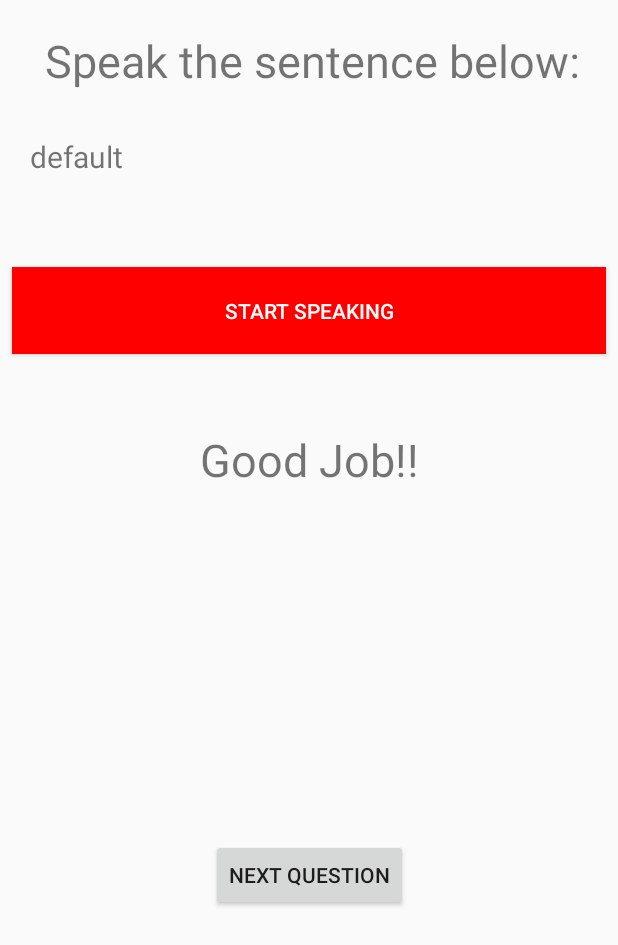
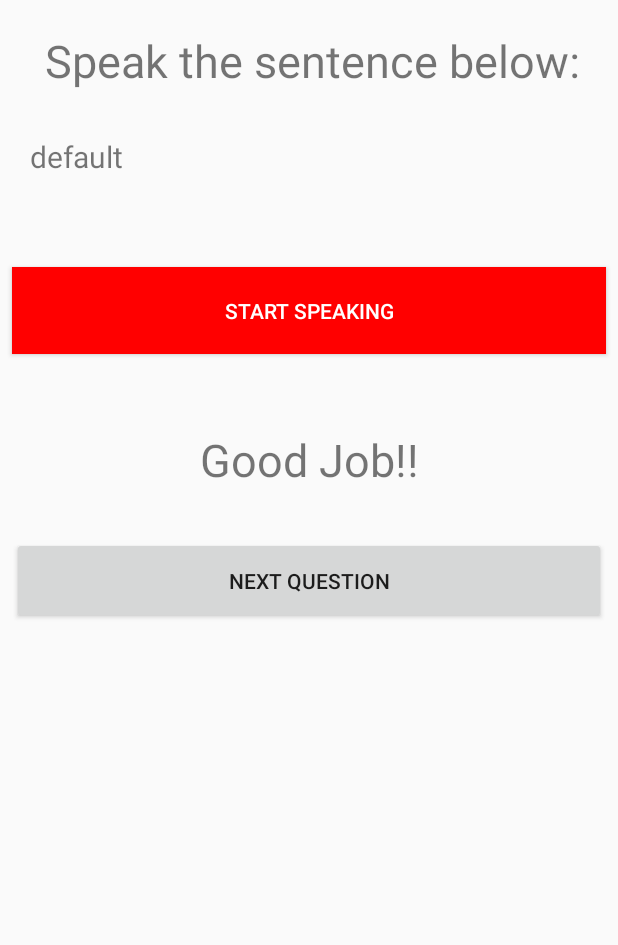
Before and after one commit to amrita-arun/TechnovationApp2020-21, an Android app: the layout activity_speaking2.xml on its own in the app's theme, with its tools: preview values and no code run, on a phone screen of 412 x 824 dp. Shown: the top 945 px of the screen. Run offline under Robolectric (Android 15) with nearby library versions, the phone set to English and light mode, and no system bars.

Commit message:
next question button is the only button visible to user after they answer question correctly

```diff
--- a/app/src/main/java/com/mvhs/technovation/speechapp/SpeakingActivity.java
+++ b/app/src/main/java/com/mvhs/technovation/speechapp/SpeakingActivity.java
@@ -59,9 +59,10 @@ public class SpeakingActivity extends AppCompatActivity {
     public void newQuestion ()
     {
         question = (int)(Math.random() * questions.size());
-        sentence1.setText(questions.get(question));
+        sentence1.setText(questions.get(question) + ".");
         goodJob.setVisibility(View.INVISIBLE);
         nextQuestion.setVisibility(View.INVISIBLE);
+        startSpeaking.setVisibility(View.VISIBLE);
         counter = 0;
     }
 
@@ -116,7 +117,7 @@ public class SpeakingActivity extends AppCompatActivity {
             System.out.println(questions.get(question));
             goodJob.setText("Good job!!");
             goodJob.setVisibility(View.VISIBLE);
-
+            startSpeaking.setVisibility(View.INVISIBLE);
             nextQuestion.setVisibility(View.VISIBLE);
         }
         else
--- a/app/src/main/res/layout/activity_speaking2.xml
+++ b/app/src/main/res/layout/activity_speaking2.xml
@@ -68,15 +68,18 @@
 
     <Button
         android:id="@+id/nextQuestion"
-        android:layout_width="wrap_content"
-        android:layout_height="wrap_content"
-        android:layout_marginTop="15dp"
+        android:layout_width="match_parent"
+        app:layout_constraintTop_toBottomOf="@id/sentence"
+        android:layout_height="58dp"
+        android:layout_marginTop="240dp"
+        android:layout_marginStart="8dp"
+        android:layout_marginEnd="8dp"
         android:onClick="clickNextQuestion"
         android:text="Next question"
-        app:layout_constraintBottom_toBottomOf="parent"
         app:layout_constraintEnd_toEndOf="parent"
+        app:layout_constraintHorizontal_bias="0.498"
         app:layout_constraintStart_toStartOf="parent"
-        app:layout_constraintTop_toBottomOf="@id/goodjob" />
+        tools:layout_editor_absoluteY="311dp" />
 
 
 </androidx.constraintlayout.widget.ConstraintLayout>
```
Also changed, not shown: app/src/main/java/com/mvhs/technovation/speechapp/SpeakingQuestions.java (+24 -1 lines).
